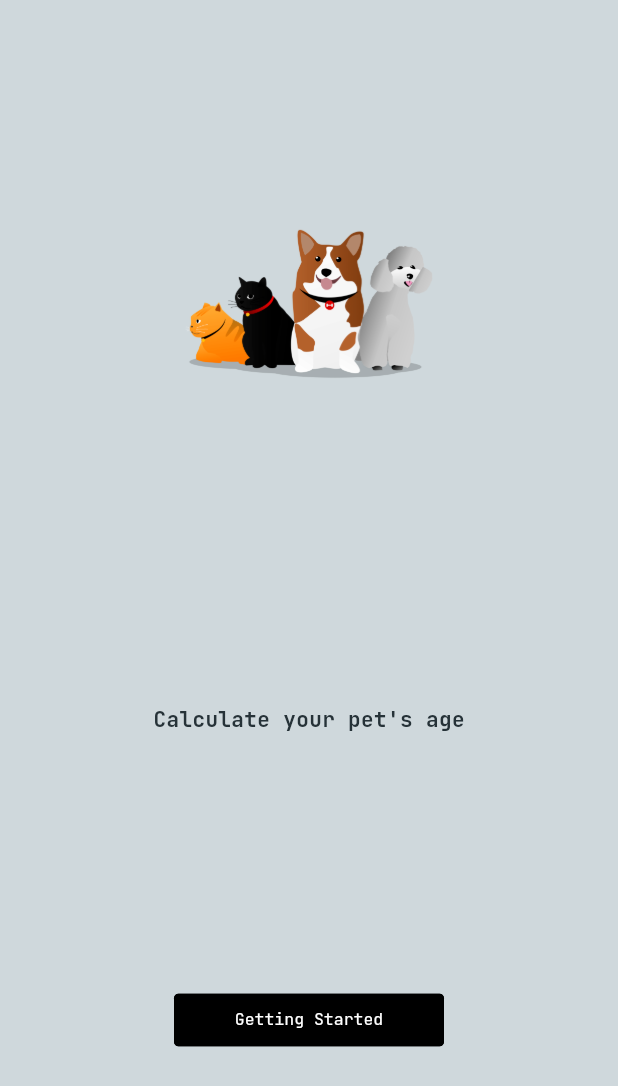
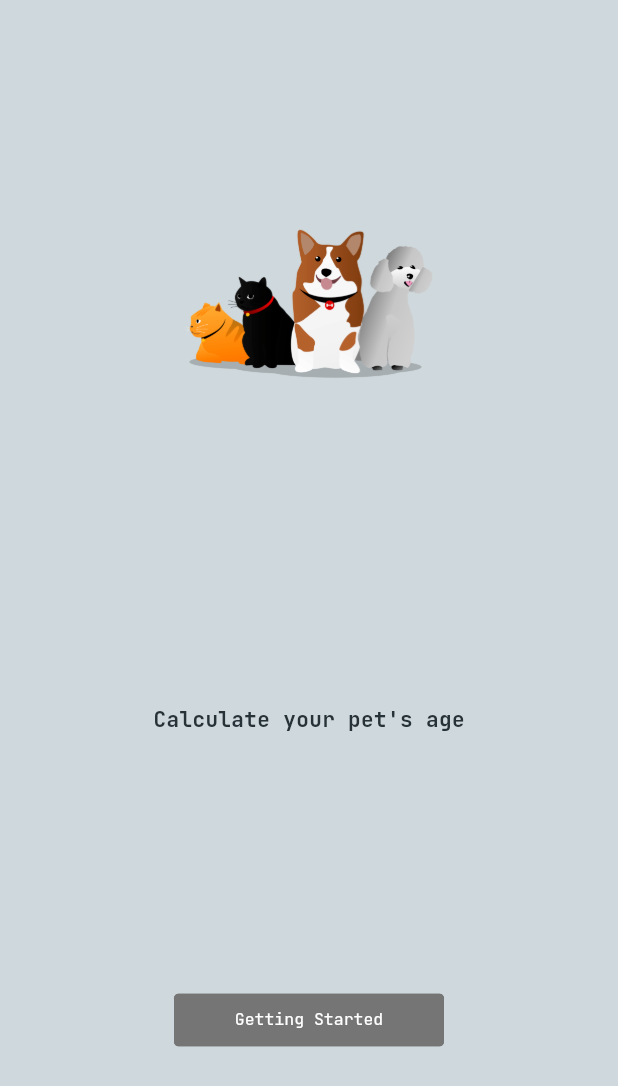
Before and after one commit to Victor-Zarzar/age-pet, a Flutter app: the screen it shows after launch, on a phone screen of 412 x 824 dp. Shown: the top 1086 px of the screen. Run offline on Flutter 3.47's test engine with Material 3 defaults, Android fonts, the phone set to English and light mode, and no system bars; drawn by our look-alikes of getwidget; our stand-ins replace easy_localization, flutter_local_notifications, google_fonts, shared_preferences.

Commit message:
Refactor color

```diff
--- a/lib/components/AppTheme/app_theme.dart
+++ b/lib/components/AppTheme/app_theme.dart
@@ -32,7 +32,7 @@ class FontTextColor {
 class ButtonColor {
   ButtonColor._();
 
-  static Color get primaryColor => const Color(0xFF000000);
+  static Color get primaryColor => const Color(0xFF757575);
 
   static Color get secondaryColor => const Color(0xFFCFD8DC);
 
```
